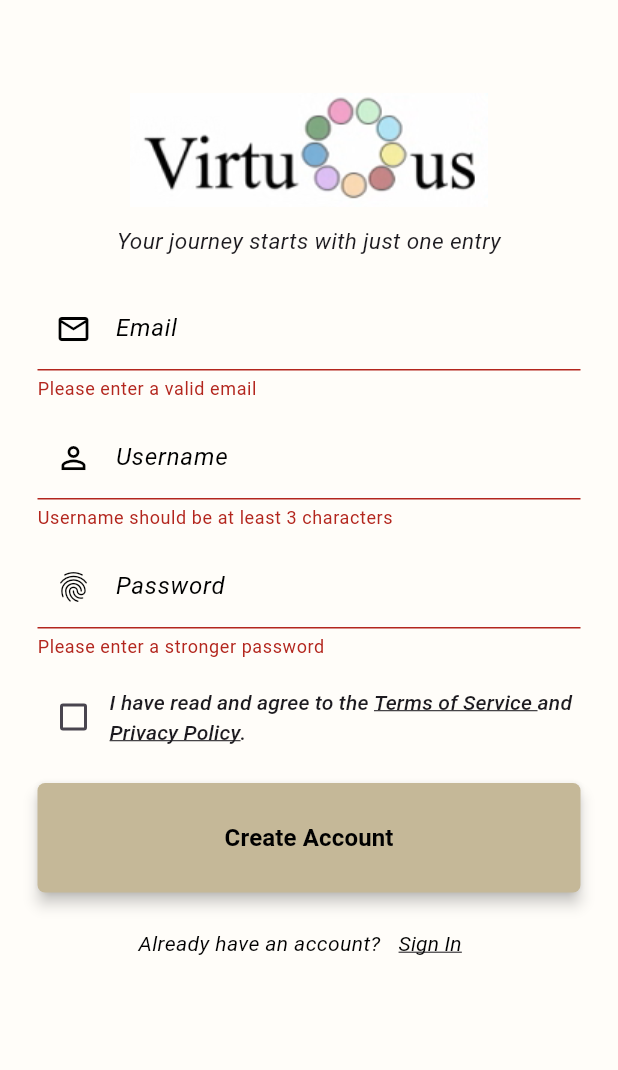
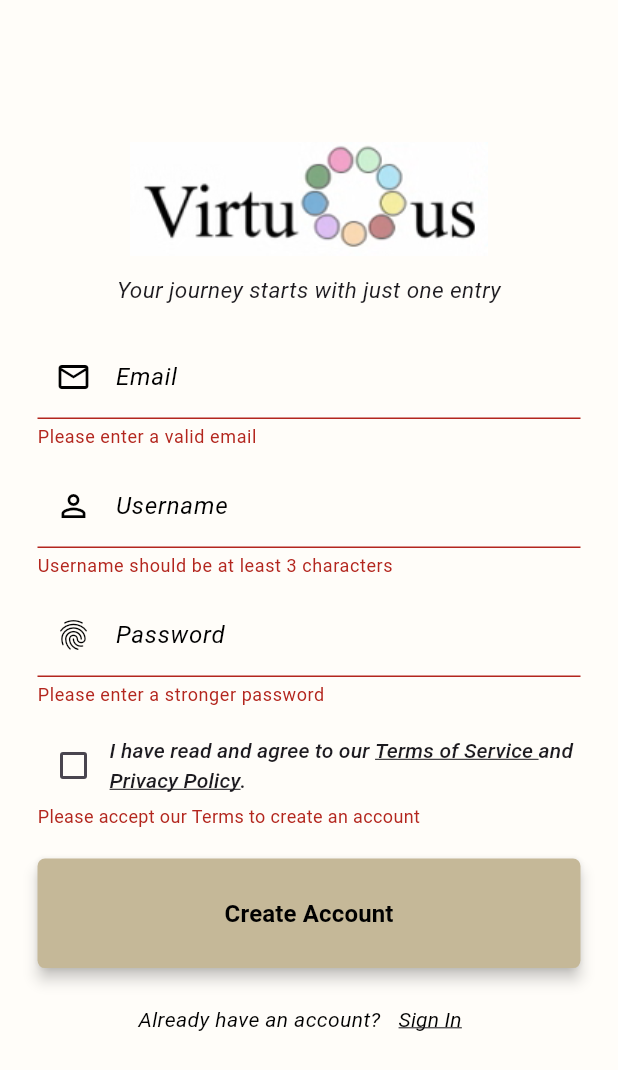
Before and after one commit to Virtuous-Dev-Team/virtuous, a Flutter app: the SignUpPage screen opened by its route, after a tap on "Create Account", on a phone screen of 412 x 824 dp. Shown: the top 1070 px of the screen. Run offline on Flutter 3.47's test engine with Material 3 defaults, Android fonts, the phone set to English and light mode, and no system bars; our stand-ins replace auto_size_text, cloud_firestore, firebase_auth, firebase_core, firebase_messaging, flutter_calendar_carousel and 18 more; missing offline and left inert: colours, dart:ffi, flutter_facebook_auth, flutter_map_supercluster, geoflutterfire2, markdown_widget; accounts and stored records are empty; generated files the repository leaves out were written again.

Commit message:
Required Checkbox and Provided Error Text

```diff
--- a/lib/screens/forgotPasswordPage.dart
+++ b/lib/screens/forgotPasswordPage.dart
@@ -85,21 +85,24 @@ class _ForgotPasswordPageState extends State<ForgotPasswordPage> {
           );
       return Scaffold(
         backgroundColor: Color(0xFFFFFDF9),
-        appBar: AppBar(
-          backgroundColor: Color(0xFFFFFDF9),
-          leading: IconButton(
-            icon: Icon(Icons.arrow_back),
-            onPressed: () {
-              GoRouter.of(context).pop();
-            },
-          ),
-        ),
+        // appBar: AppBar(
+        //   backgroundColor: Color(0xFFFFFDF9),
+        //   leading: IconButton(
+        //     icon: Icon(Icons.arrow_back),
+        //     onPressed: () {
+        //       GoRouter.of(context).pop();
+        //     },
+        //   ),
+        // ),
         body: SingleChildScrollView(
           child: Center(
             child: Column(
               mainAxisAlignment: MainAxisAlignment.center,
               crossAxisAlignment: CrossAxisAlignment.stretch,
               children: <Widget>[
+                Container(
+                  height: MediaQuery.of(context).size.height * .1,
+                ),
                 SizedBox(height: 30),
                 Center(
                   child: Text(
--- a/lib/screens/signUpPage.dart
+++ b/lib/screens/signUpPage.dart
@@ -144,7 +144,10 @@ class SignUpPage extends ConsumerWidget {
             mainAxisAlignment: MainAxisAlignment.center,
             crossAxisAlignment: CrossAxisAlignment.stretch,
             children: <Widget>[
-              SizedBox(height: 50),
+              // SizedBox(height: 50),
+              Container(
+                height: MediaQuery.of(context).size.height * .1,
+              ),
               Image(
                 image: const AssetImage(
                     "assets/images/virtuous_circle_outline.png"),
@@ -232,24 +235,30 @@ class SignUpPage extends ConsumerWidget {
                     SizedBox(height: 15.0),
                     Padding(
                       padding: const EdgeInsets.symmetric(horizontal: 25),
-                      child: Row(
-                        crossAxisAlignment: CrossAxisAlignment.center,
+                      child: FormField<bool>(
+                        builder: (state) {
+                          return Column(
+                            crossAxisAlignment: CrossAxisAlignment.start,
+                            children: [
+                              Column(
+                                crossAxisAlignment: CrossAxisAlignment.start,
+                                children: [
+                                  Row(
                                     children: [
                                       Checkbox(
                                         value: isChecked,
                                         activeColor: Color(0xFFC5B898),
                                         checkColor: Colors.white,
                                         onChanged: (bool? value) {
-
                                           checkboxNotifier.state = value ?? false;
+                                          state.didChange(value);
                                         },
-
                                       ),
                                       Expanded(
                                         child: RichText(
                                           textAlign: TextAlign.start,
                                           text: TextSpan(
-                                text: "I have read and agree to the ",
+                                            text: "I have read and agree to our ",
                                             style: Theme.of(context).textTheme.labelLarge?.copyWith(
                                               fontStyle: FontStyle.italic,
                                             ),
@@ -290,7 +299,36 @@ class SignUpPage extends ConsumerWidget {
                                           ),
                                         ),
                                       ),
+
                                     ],
+                                ),
+                                Row(
+                                  children: [
+                                    if (state.hasError)
+                                      Padding(
+                                        padding: const EdgeInsets.only(top: 1.0),
+                                        child: Text(
+                                          state.errorText ?? '',
+                                          style: TextStyle(
+                                            color: Theme.of(context).colorScheme.error,
+                                            fontSize: 12.0,
+                                          ),
+                                        ),
+                                      ),
+                                  ],
+                                ),
+                                ],
+                              )
+                            ],
+                          );
+                        },
+                        validator: (value) {
+                          if (checkboxNotifier.state == false) {
+                            return 'Please accept our Terms to create an account';
+                          } else {
+                            return null;
+                          }
+                        },
                       ),
                   ),
                 ],
```
Lines whose indentation alone changed are shown as unchanged.
